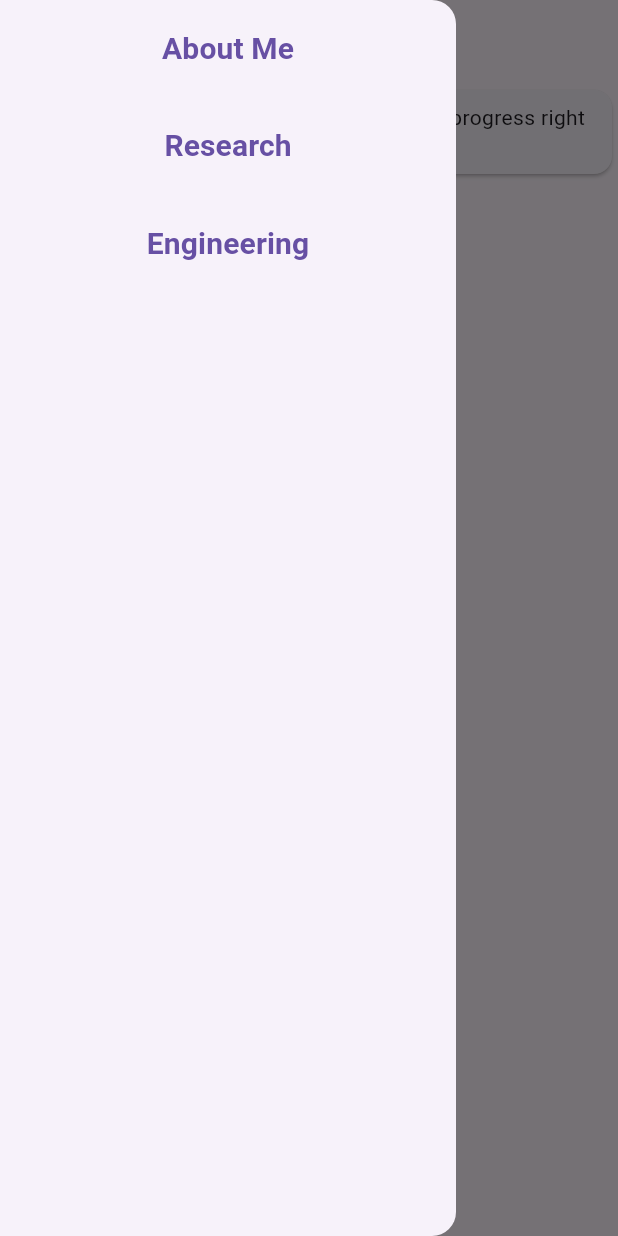
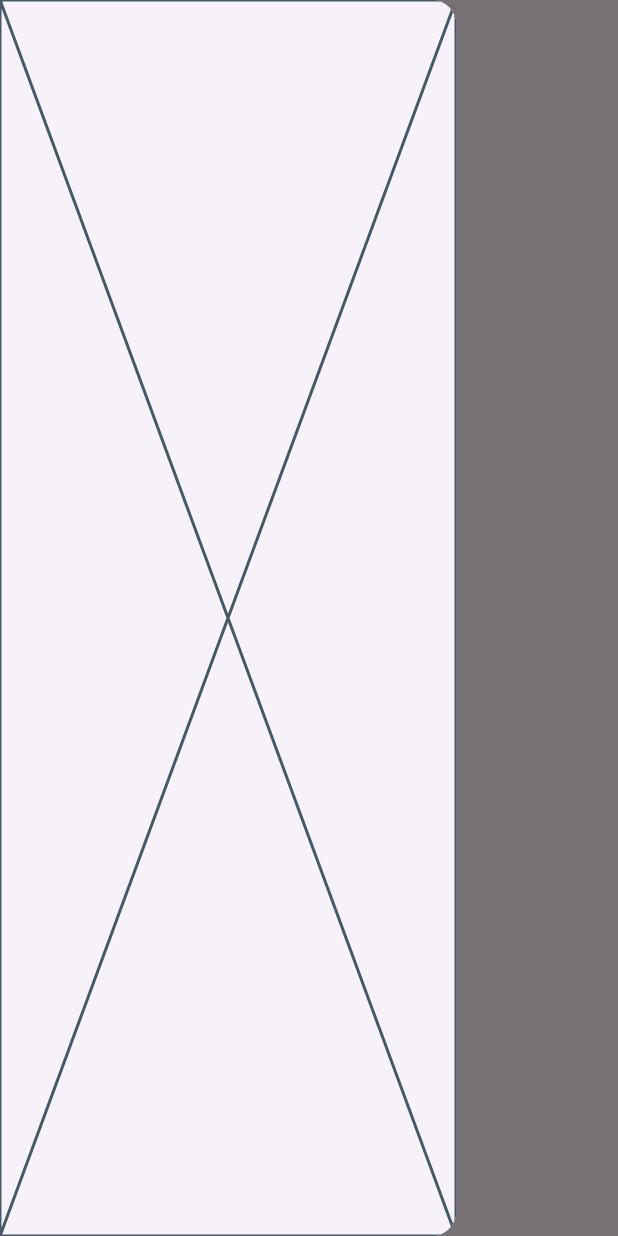
Before and after one commit to alexeast99/alexeast99.github.io, a Flutter app: the screen it shows after launch, with the side drawer open, on a phone screen of 412 x 824 dp. Run offline on Flutter 3.47's test engine with Material 3 defaults, Android fonts, the phone set to English and light mode, and no system bars.

Commit message:
restructuring for better organizatin ; attempt to use media queries, but theyre broken

```diff
--- /dev/null
+++ b/lib/homepage.dart
@@ -0,0 +1,24 @@
+import 'package:flutter/material.dart';
+import './shared_scaffold.dart';
+
+class Homepage extends StatelessWidget {
+  const Homepage({super.key});
+
+  @override
+  Widget build(BuildContext context) {
+    return const SharedScaffold(
+      body: Placeholder(),
+    );
+  }
+}
+
+class CompactHomepage extends StatelessWidget {
+  const CompactHomepage({super.key});
+
+  @override
+  Widget build(BuildContext context) {
+    return const CompactSharedScaffold(
+      body: Placeholder(),
+    );
+  }
+}
--- a/lib/main.dart
+++ b/lib/main.dart
@@ -1,85 +1,35 @@
-import 'dart:html';
+import 'package:flutter/material.dart';
 
-import 'package:flutter/material.dart';
-import 'package:flutter/widgets.dart';
+import './about.dart';
+import './homepage.dart';
+import './research.dart';
 
-void main() => runApp(const Website());
+void main() {
+  runApp(const Website());
+}
 
 class Website extends StatelessWidget {
   const Website({super.key});
 
+  final breakpoint = 768;
+
   @override
   Widget build(BuildContext context) {
+    bool compact = MediaQuery.of(context).size.width < breakpoint;
+
     return MaterialApp(
-      debugShowCheckedModeBanner: false,
-      home: Scaffold(
-        appBar: AppBar(
-          title: const Text("Alex Eastman"),
-        ),
-        drawer: const Drawer(
-          child: Column(
-            children: [
-              AppBarAction(name: "About Me"),
-              AppBarAction(name: "Research"),
-              AppBarAction(name: "Engineering")
-            ]
-          )
-        ),
-        body: const Body(),
-      )
+      initialRoute: '/',
+      routes: {
+        '/': (context) => compact ?
+          const CompactHomepage()
+          : const Homepage(),
+        '/about': (context) => compact ?
+          const CompactAbout()
+          : const About(),
+        '/research': (context) => compact ?
+          const CompactResearch()
+          : const Research(),
+      },
     );
   }
 }
-
-class AppBarAction extends StatelessWidget {
-  const AppBarAction({super.key, required this.name});
-
-  final String name;
-
-  @override
-  Widget build(BuildContext context) {
-    return SizedBox(
-      width: double.infinity,
-      child: TextButton(
-        style: const ButtonStyle(
-          shape: MaterialStatePropertyAll(
-            RoundedRectangleBorder(
-              borderRadius: BorderRadius.all(Radius.zero)
-            )
-          )
-        ),
-        child: Padding(
-          padding: const EdgeInsets.fromLTRB(0, 10, 0, 10),
-          child: Text(
-            name,
-            style: const TextStyle(
-              fontWeight: FontWeight.bold,
-              fontSize: 20.0
-            ),
-          ),
-        ),
-        onPressed:() => print("Hello!"),
-      )
-    );
-  }
-}
-
-class Body extends StatelessWidget {
-  const Body({super.key});
-
-  @override
-  Widget build(BuildContext context) {
-    return const Center(
-      child: Column(
-        children: [
-          Card(
-            child: Padding(
-              padding: EdgeInsets.all(8.0),
-              child: Text("Thanks for visiting my website! It's a work in progress right now, but check back soon!"),
-            ),
-          )
-        ]
-      )
-    );
-  }
-}
--- /dev/null
+++ b/lib/shared_scaffold.dart
@@ -0,0 +1,36 @@
+import 'package:flutter/material.dart';
+
+class SharedScaffold extends StatelessWidget {
+  const SharedScaffold({super.key, required this.body});
+
+  final Widget body;
+
+  @override
+  Widget build(BuildContext context) {
+    return Scaffold(
+      appBar: AppBar(
+        title: const Text("Alex Eastman"),
+        actions: const [
+          Placeholder(),
+        ],
+      ),
+    );
+  }
+}
+
+class CompactSharedScaffold extends StatelessWidget {
+  const CompactSharedScaffold({super.key, required this.body});
+
+  final Widget body;
+
+  @override build(BuildContext context) {
+    return Scaffold(
+      appBar: AppBar(
+        title: const Text("Alex Eastman"),
+      ),
+      drawer: const Drawer(
+        child: Placeholder()
+      )
+    );
+  }
+}
```
Also changed, not shown: lib/about.dart (added, +20 -0 lines), lib/research.dart (added, +20 -0 lines).
